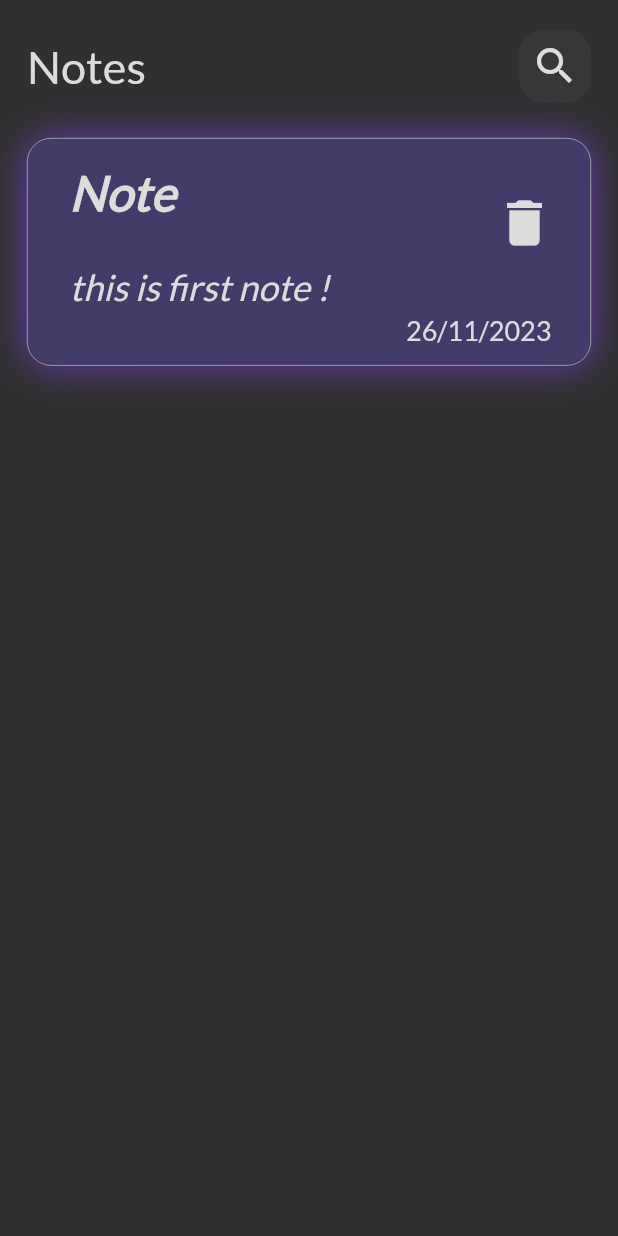
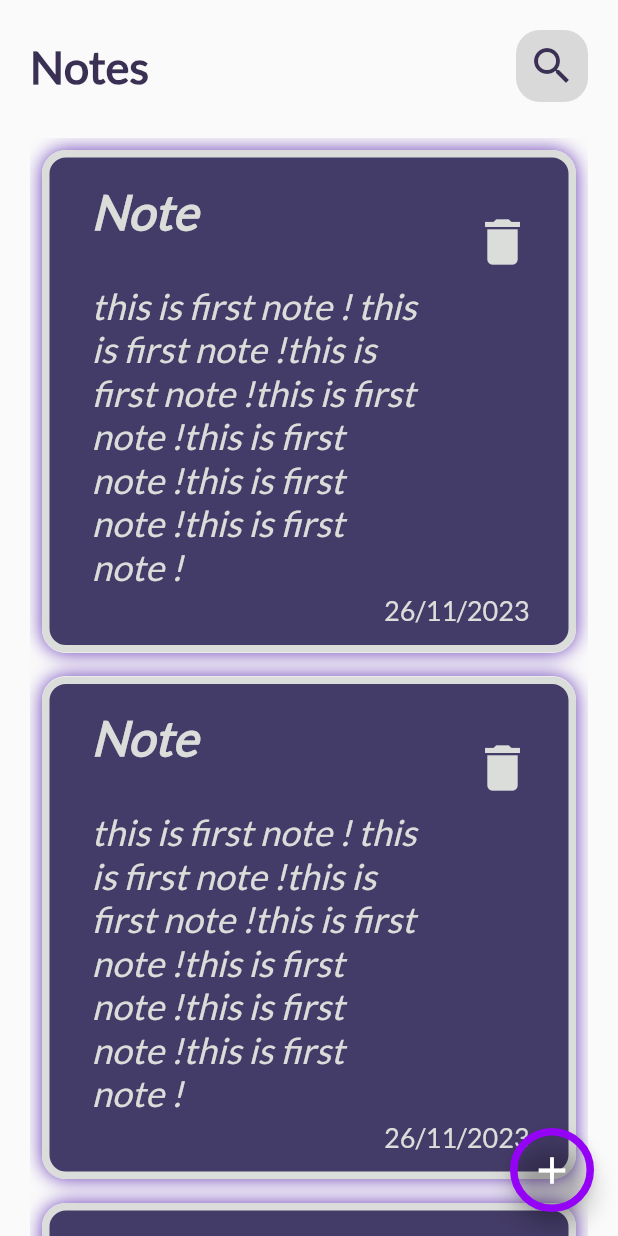
Before and after one commit to Tarek7Rashad/notekeep_flutter_app, a Flutter app: the screen it shows after launch, on a phone screen of 412 x 824 dp. Run offline on Flutter 3.47's test engine with Material 2 defaults, Android fonts, the light colour scheme and no system bars.

Commit message:
create custom listview

```diff
--- a/lib/Screen/Note_HomeScreen.dart
+++ b/lib/Screen/Note_HomeScreen.dart
@@ -6,9 +6,20 @@ class NoteKeepHomeScreen extends StatelessWidget {
   static String id = 'NoteKeepHomeScreen';
   @override
   Widget build(BuildContext context) {
-    return const SafeArea(
+    return SafeArea(
       child: Scaffold(
-        body: NotesBodyWidget(),
+        floatingActionButton: FloatingActionButton(
+          backgroundColor: Colors.transparent,
+          shape: const CircleBorder(
+              side: BorderSide(
+                  width: 5, color: Color.fromARGB(255, 149, 3, 246))),
+          onPressed: () {},
+          child: const Icon(
+            Icons.add,
+            size: 30,
+          ),
+        ),
+        body: const NotesBodyWidget(),
       ),
     );
   }
--- a/lib/main.dart
+++ b/lib/main.dart
@@ -17,7 +17,7 @@ class NoteKeepApp extends StatelessWidget {
         NoteKeepHomeScreen.id: (context) => const NoteKeepHomeScreen(),
       },
       theme: ThemeData(
-        brightness: Brightness.dark,
+        brightness: Brightness.light,
         fontFamily: "Lato",
       ),
     );
--- a/lib/widget/CustomAppBar.dart
+++ b/lib/widget/CustomAppBar.dart
@@ -16,7 +16,10 @@ class CustomAppBar extends StatelessWidget {
         children: [
           Text(
             'Notes',
-            style: TextStyle(fontSize: 30, color: kMattWhiteColor),
+            style: TextStyle(
+                fontSize: 30,
+                color: kMoreDarkPurpleColor,
+                fontWeight: FontWeight.bold),
           ),
           CustomSearchIcon()
         ],
--- /dev/null
+++ b/lib/widget/CustomNotesListView.dart
@@ -0,0 +1,20 @@
+import 'package:flutter/material.dart';
+import 'package:notekeep_flutter_app/widget/NoteItem.dart';
+
+class CustomNotesListView extends StatelessWidget {
+  const CustomNotesListView({
+    super.key,
+  });
+
+  @override
+  Widget build(BuildContext context) {
+    return Expanded(
+      child: ListView.builder(
+        itemCount: 10,
+        itemBuilder: (context, index) {
+          return const NoteItemWidget();
+        },
+      ),
+    );
+  }
+}
--- a/lib/widget/CustomSearchIcon.dart
+++ b/lib/widget/CustomSearchIcon.dart
@@ -14,7 +14,7 @@ class CustomSearchIcon extends StatelessWidget {
           borderRadius: BorderRadius.circular(16)),
       child: IconButton(
           splashColor: Colors.transparent,
-          color: kMattWhiteColor,
+          color: kMoreDarkPurpleColor,
           splashRadius: .1,
           iconSize: 32,
           onPressed: () {},
--- a/lib/widget/NoteItem.dart
+++ b/lib/widget/NoteItem.dart
@@ -8,16 +8,18 @@ class NoteItemWidget extends StatelessWidget {
 
   @override
   Widget build(BuildContext context) {
-    return Container(
+    return Padding(
+      padding: const EdgeInsets.all(8.0),
+      child: Container(
         decoration: BoxDecoration(
-        boxShadow: [
+          boxShadow: const [
             BoxShadow(
-            blurRadius: 20,
+              blurRadius: 10,
               blurStyle: BlurStyle.outer,
               color: Colors.deepPurple,
             )
           ],
-        border: Border.all(width: .4, color: kMattWhiteColor),
+          border: Border.all(width: 5, color: kMattWhiteColor),
           color: kDarkPurpleColor,
           borderRadius: BorderRadius.circular(16),
         ),
@@ -40,7 +42,7 @@ class NoteItemWidget extends StatelessWidget {
                   ),
                 ),
                 subtitle: const Text(
-                'this is first note !',
+                  'this is first note ! this is first note !this is first note !this is first note !this is first note !this is first note !this is first note !',
                   style: TextStyle(
                       color: kMattWhiteColor,
                       fontSize: 24,
@@ -62,6 +64,7 @@ class NoteItemWidget extends StatelessWidget {
             ],
           ),
         ),
+      ),
     );
   }
 }
--- a/lib/widget/NotesBody.dart
+++ b/lib/widget/NotesBody.dart
@@ -1,6 +1,6 @@
 import 'package:flutter/material.dart';
 import 'package:notekeep_flutter_app/widget/CustomAppBar.dart';
-import 'package:notekeep_flutter_app/widget/NoteItem.dart';
+import 'package:notekeep_flutter_app/widget/CustomNotesListView.dart';
 
 class NotesBodyWidget extends StatelessWidget {
   const NotesBodyWidget({
@@ -10,14 +10,14 @@ class NotesBodyWidget extends StatelessWidget {
   @override
   Widget build(BuildContext context) {
     return const Padding(
-      padding: EdgeInsets.symmetric(horizontal: 18),
+      padding: EdgeInsets.symmetric(horizontal: 20),
       child: Column(
         children: [
           CustomAppBar(),
           SizedBox(
             height: 24,
           ),
-          NoteItemWidget(),
+          CustomNotesListView()
         ],
       ),
     );
```
Lines whose indentation alone changed are shown as unchanged.
